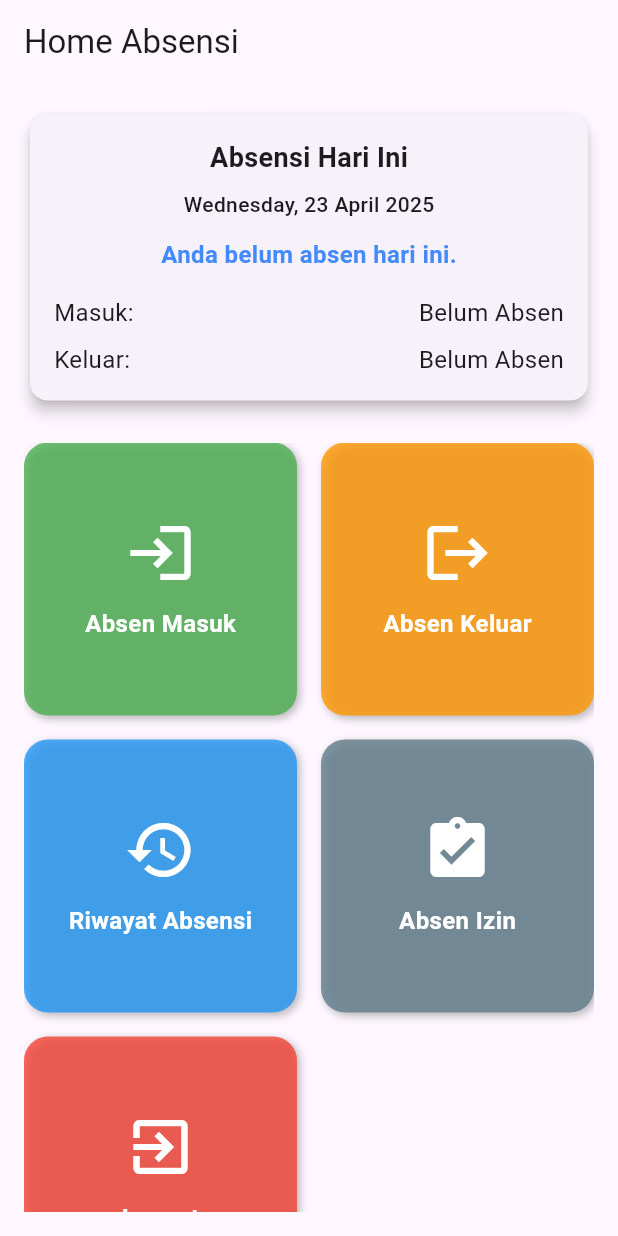
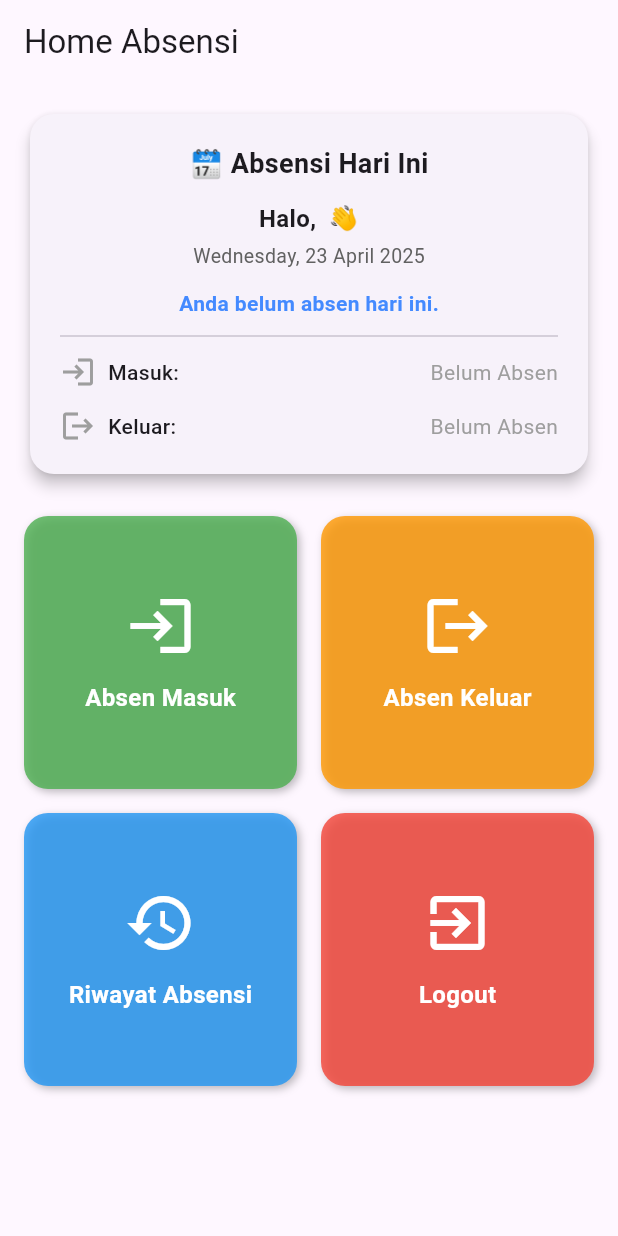
Before and after one commit to Aemiroyoo/absen_sqflite, a Flutter app: the HomeScreen screen opened directly, on a phone screen of 412 x 824 dp. Run offline on Flutter 3.47's test engine with Material 3 defaults, Android fonts, the phone set to English and light mode, and no system bars; our stand-ins replace shared_preferences, sqflite; accounts and stored records are empty.

Commit message:
feat: Enhance attendance and user management with email integration and database updates

```diff
--- a/lib/models/attendance_model.dart
+++ b/lib/models/attendance_model.dart
@@ -3,7 +3,8 @@ class Attendance {
   String type;
   String date;
   String time;
-  String? reason; // Tambahan
+  String? reason;
+  String userEmail; // ⬅️ Tambahan
 
   Attendance({
     this.id,
@@ -11,6 +12,7 @@ class Attendance {
     required this.date,
     required this.time,
     this.reason,
+    required this.userEmail,
   });
 
   Map<String, dynamic> toMap() {
@@ -20,6 +22,7 @@ class Attendance {
       'date': date,
       'time': time,
       'reason': reason,
+      'user_email': userEmail,
     };
   }
 
@@ -30,6 +33,7 @@ class Attendance {
       date: map['date'],
       time: map['time'],
       reason: map['reason'],
+      userEmail: map['user_email'],
     );
   }
 }
--- a/lib/models/user_model.dart
+++ b/lib/models/user_model.dart
@@ -1,18 +1,25 @@
 class UserModel {
   int? id;
-  String username;
+  String name; // ⬅️ Tambahan
+  String email;
   String password;
 
-  UserModel({this.id, required this.username, required this.password});
+  UserModel({
+    this.id,
+    required this.name,
+    required this.email,
+    required this.password,
+  });
 
   Map<String, dynamic> toMap() {
-    return {'id': id, 'username': username, 'password': password};
+    return {'id': id, 'name': name, 'email': email, 'password': password};
   }
 
   factory UserModel.fromMap(Map<String, dynamic> map) {
     return UserModel(
       id: map['id'],
-      username: map['username'],
+      name: map['name'],
+      email: map['email'],
       password: map['password'],
     );
   }
--- a/lib/screens/home_screen.dart
+++ b/lib/screens/home_screen.dart
@@ -12,6 +12,7 @@ class HomeScreen extends StatefulWidget {
 }
 
 class _HomeScreenState extends State<HomeScreen> {
+  String? userName;
   String? _absenMasukTime;
   String? _absenKeluarTime;
   String _statusHarian = 'Loading status...';
@@ -21,12 +22,21 @@ class _HomeScreenState extends State<HomeScreen> {
     super.initState();
     // DBHelper.deleteDb(); // panggil sekali saja di awal
     _loadTodayAttendance();
+    _loadUserName();
+  }
+
+  void _loadUserName() async {
+    final name = await PrefService.getName();
+    setState(() {
+      userName = name;
+    });
   }
 
   Future<void> _absenIzin(BuildContext context, String reason) async {
     final now = DateTime.now();
     String formattedDate = DateFormat('yyyy-MM-dd').format(now); // <-- FIXED
     String formattedTime = DateFormat('HH:mm:ss').format(now);
+    final email = await PrefService.getEmail();
 
     final db = await DBHelper.initDb();
 
@@ -66,6 +76,7 @@ class _HomeScreenState extends State<HomeScreen> {
       date: formattedDate,
       time: formattedTime,
       reason: reason,
+      userEmail: email!,
     );
     await DBHelper.insertAttendance(att);
 
@@ -80,14 +91,15 @@ class _HomeScreenState extends State<HomeScreen> {
   }
 
   void _loadTodayAttendance() async {
+    final email = await PrefService.getEmail();
     final now = DateTime.now();
     String today = DateFormat('yyyy-MM-dd').format(now);
 
     final db = await DBHelper.initDb();
     final result = await db.query(
       'attendance',
-      where: 'date = ?',
-      whereArgs: [today],
+      where: 'date = ? AND user_email = ?',
+      whereArgs: [today, email],
     );
 
     String? masuk;
@@ -125,20 +137,20 @@ class _HomeScreenState extends State<HomeScreen> {
     final now = DateTime.now();
     String formattedDate = DateFormat('yyyy-MM-dd').format(now);
     String formattedTime = DateFormat('HH:mm:ss').format(now);
+    final email = await PrefService.getEmail();
 
     final db = await DBHelper.initDb();
 
-    // Ambil semua absen hari ini
     final todayAttendance = await db.query(
       'attendance',
-      where: 'date = ?',
-      whereArgs: [formattedDate],
+      where: 'date = ? AND user_email = ?',
+      whereArgs: [formattedDate, email],
     );
 
     bool hasMasuk = todayAttendance.any((att) => att['type'] == 'Masuk');
     bool hasIzin = todayAttendance.any((att) => att['type'] == 'Izin');
+    bool alreadyThisType = todayAttendance.any((att) => att['type'] == type);
 
-    // Validasi
     if (type == 'Masuk' && hasIzin) {
       ScaffoldMessenger.of(context).showSnackBar(
         SnackBar(
@@ -151,8 +163,7 @@ class _HomeScreenState extends State<HomeScreen> {
       return;
     }
 
-    if (type == 'Keluar') {
-      if (!hasMasuk) {
+    if (type == 'Keluar' && !hasMasuk) {
       ScaffoldMessenger.of(context).showSnackBar(
         SnackBar(
           content: Text(
@@ -163,13 +174,9 @@ class _HomeScreenState extends State<HomeScreen> {
       );
       return;
     }
-    }
 
-    // Validasi jam kerja
     final currentHour = now.hour;
-
-    if (type == 'Masuk') {
-      if (currentHour < 6 || currentHour >= 12) {
+    if (type == 'Masuk' && (currentHour < 6 || currentHour >= 14)) {
       ScaffoldMessenger.of(context).showSnackBar(
         SnackBar(
           content: Text(
@@ -180,8 +187,8 @@ class _HomeScreenState extends State<HomeScreen> {
       );
       return;
     }
-    } else if (type == 'Keluar') {
-      if (currentHour < 12 || currentHour >= 24) {
+
+    if (type == 'Keluar' && (currentHour < 12 || currentHour >= 24)) {
       ScaffoldMessenger.of(context).showSnackBar(
         SnackBar(
           content: Text(
@@ -192,24 +199,24 @@ class _HomeScreenState extends State<HomeScreen> {
       );
       return;
     }
-    }
 
-    // Cek apakah sudah absen type sama
-    final existing = await DBHelper.checkAttendance(formattedDate, type);
-
-    if (existing) {
+    if (alreadyThisType) {
       ScaffoldMessenger.of(context).showSnackBar(
         SnackBar(
           content: Text('⚠️ Anda sudah absen $type hari ini.'),
           backgroundColor: Colors.red,
         ),
       );
-    } else {
+      return;
+    }
+
     Attendance att = Attendance(
       type: type,
       date: formattedDate,
       time: formattedTime,
+      userEmail: email!,
     );
+
     await DBHelper.insertAttendance(att);
 
     ScaffoldMessenger.of(context).showSnackBar(
@@ -220,7 +227,6 @@ class _HomeScreenState extends State<HomeScreen> {
     );
 
     _loadTodayAttendance();
-    }
   }
 
   void _showIzinDialog(BuildContext context) {
@@ -281,60 +287,117 @@ class _HomeScreenState extends State<HomeScreen> {
             Card(
               elevation: 4,
               shape: RoundedRectangleBorder(
-                borderRadius: BorderRadius.circular(12),
+                borderRadius: BorderRadius.circular(16),
               ),
               child: Padding(
-                padding: const EdgeInsets.all(16.0),
+                padding: const EdgeInsets.all(20.0),
                 child: Column(
+                  crossAxisAlignment: CrossAxisAlignment.start,
                   children: [
-                    Text(
-                      'Absensi Hari Ini',
+                    Center(
+                      child: Text(
+                        '🗓️ Absensi Hari Ini',
                         style: TextStyle(
                           fontSize: 18,
                           fontWeight: FontWeight.bold,
                         ),
                       ),
-                    SizedBox(height: 8),
+                    ),
+                    SizedBox(height: 12),
                     Center(
                       child: Text(
-                        DateFormat(
-                          'EEEE, dd MMMM yyyy',
-                        ).format(DateTime.now()), // <- Tambahan
+                        'Halo, ${userName ?? "User"} 👋',
+                        style: TextStyle(
+                          fontSize: 16,
+                          fontWeight: FontWeight.w600,
+                        ),
+                      ),
+                    ),
+                    SizedBox(height: 4),
+                    Center(
+                      child: Text(
+                        DateFormat('EEEE, dd MMMM yyyy').format(DateTime.now()),
+                        style: TextStyle(fontSize: 13, color: Colors.grey[700]),
+                      ),
+                    ),
+                    SizedBox(height: 12),
+                    Center(
+                      child: Text(
+                        _statusHarian,
+                        style: TextStyle(
+                          fontSize: 14,
+                          fontWeight: FontWeight.bold,
+                          color: Colors.blueAccent,
+                        ),
+                      ),
+                    ),
+                    Divider(height: 24),
+                    Row(
+                      mainAxisAlignment: MainAxisAlignment.spaceBetween,
+                      children: [
+                        Row(
+                          children: [
+                            Icon(
+                              Icons.login,
+                              color:
+                                  _absenMasukTime != null
+                                      ? Colors.green
+                                      : Colors.grey,
+                            ),
+                            SizedBox(width: 8),
+                            Text(
+                              'Masuk:',
                               style: TextStyle(
                                 fontSize: 14,
                                 fontWeight: FontWeight.w500,
                               ),
                             ),
+                          ],
+                        ),
+                        Text(
+                          _absenMasukTime ?? 'Belum Absen',
+                          style: TextStyle(
+                            fontSize: 14,
+                            color:
+                                _absenMasukTime != null
+                                    ? Colors.black
+                                    : Colors.grey,
+                          ),
+                        ),
+                      ],
                     ),
                     SizedBox(height: 12),
-                    Text(
-                      _statusHarian,
-                      style: TextStyle(
-                        fontSize: 16,
-                        fontWeight: FontWeight.bold,
-                        color: Colors.blueAccent,
-                      ),
-                    ),
-                    SizedBox(height: 16),
-
                     Row(
                       mainAxisAlignment: MainAxisAlignment.spaceBetween,
                       children: [
-                        Text('Masuk:', style: TextStyle(fontSize: 16)),
+                        Row(
+                          children: [
+                            Icon(
+                              Icons.logout,
+                              color:
+                                  _absenKeluarTime != null
+                                      ? Colors.green
+                                      : Colors.grey,
+                            ),
+                            SizedBox(width: 8),
                             Text(
-                          _absenMasukTime ?? 'Belum Absen',
-                          style: TextStyle(fontSize: 16),
+                              'Keluar:',
+                              style: TextStyle(
+                                fontSize: 14,
+                                fontWeight: FontWeight.w500,
+                              ),
                             ),
                           ],
                         ),
-                    SizedBox(height: 8),
-                    Row(
-                      mainAxisAlignment: MainAxisAlignment.spaceBetween,
-                      children: [
-                        Text('Keluar:', style: TextStyle(fontSize: 16)),
                         Text(
                           _absenKeluarTime ?? 'Belum Absen',
-                          style: TextStyle(fontSize: 16),
+                          style: TextStyle(
+                            fontSize: 14,
+                            color:
+                                _absenKeluarTime != null
+                                    ? Colors.black
+                                    : Colors.grey,
+                          ),
                         ),
                       ],
                     ),
@@ -342,6 +405,7 @@ class _HomeScreenState extends State<HomeScreen> {
                 ),
               ),
             ),
+
             SizedBox(height: 24),
             // Menu Grid
             Expanded(
@@ -378,14 +442,14 @@ class _HomeScreenState extends State<HomeScreen> {
                       });
                     },
                   ),
-                  _buildMenuCard(
-                    context,
-                    icon: Icons.assignment_turned_in,
-                    label: 'Absen Izin',
-                    color: Colors.blueGrey,
-                    onTap: () => _showIzinDialog(context),
-                  ),
 
+                  // _buildMenuCard(
+                  //   context,
+                  //   icon: Icons.assignment_turned_in,
+                  //   label: 'Absen Izin',
+                  //   color: Colors.blueGrey,
+                  //   onTap: () => _showIzinDialog(context),
+                  // ),
                   _buildMenuCard(
                     context,
                     icon: Icons.exit_to_app,
--- a/lib/services/pref_services.dart
+++ b/lib/services/pref_services.dart
@@ -1,10 +1,11 @@
 import 'package:shared_preferences/shared_preferences.dart';
 
 class PrefService {
-  static Future<void> saveLogin(String username) async {
+  static Future<void> saveLogin(String email, String name) async {
     final prefs = await SharedPreferences.getInstance();
     await prefs.setBool('is_logged_in', true);
-    await prefs.setString('username', username);
+    await prefs.setString('email', email);
+    await prefs.setString('name', name); // ⬅️ Tambahan
   }
 
   static Future<bool> isLoggedIn() async {
@@ -12,9 +13,14 @@ class PrefService {
     return prefs.getBool('is_logged_in') ?? false;
   }
 
-  static Future<String?> getUsername() async {
+  static Future<String?> getEmail() async {
     final prefs = await SharedPreferences.getInstance();
-    return prefs.getString('username');
+    return prefs.getString('email');
+  }
+
+  static Future<String?> getName() async {
+    final prefs = await SharedPreferences.getInstance();
+    return prefs.getString('name');
   }
 
   static Future<void> logout() async {
--- a/pubspec.yaml
+++ b/pubspec.yaml
@@ -31,9 +31,12 @@ dependencies:
   cupertino_icons: ^1.0.8
   flutter:
     sdk: flutter
+  geolocator: ^14.0.0
+  google_maps_flutter: ^2.12.1
   intl: ^0.20.2
   path: ^1.9.1
   path_provider: ^2.1.5
+  permission_handler: ^12.0.0+1
   shared_preferences: ^2.5.3
   sqflite: ^2.4.2
 
```
Also changed, not shown: lib/database/db_helper.dart (+38 -15 lines), lib/screens/history_screen.dart (+7 -1 lines), lib/screens/login_screen.dart (+6 -6 lines), lib/screens/register_screen.dart (+78 -10 lines), pubspec.lock, 3 other files. Lines whose indentation alone changed are shown as unchanged.
